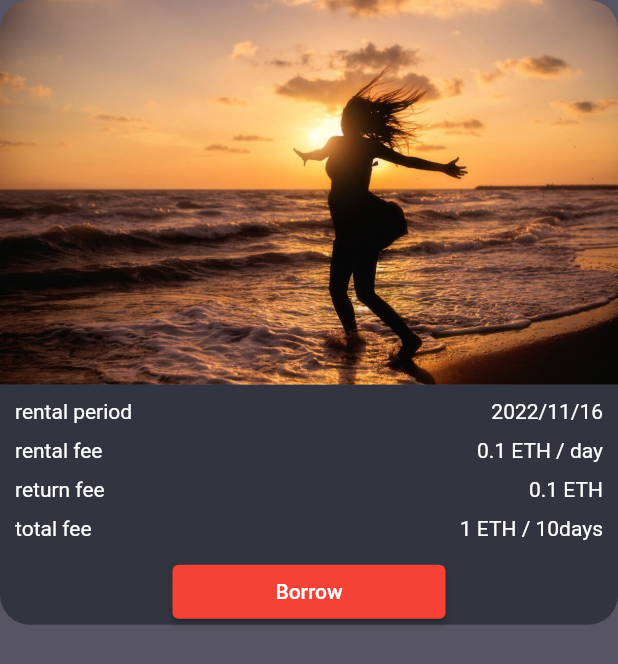
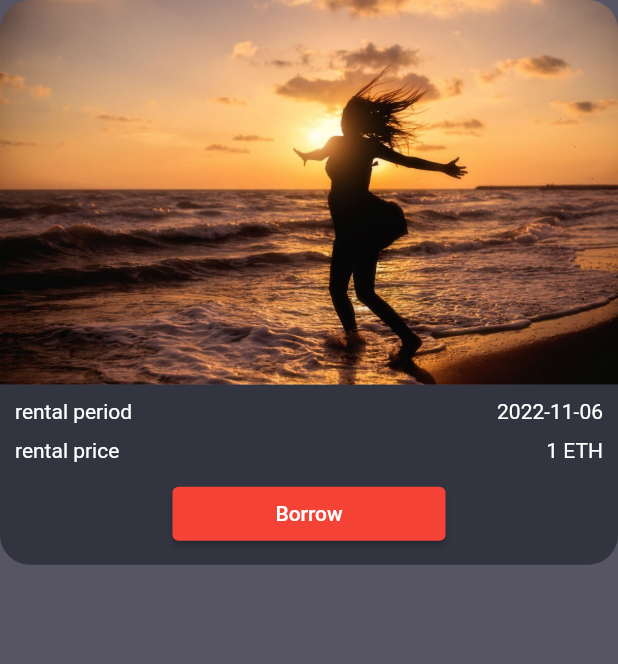
Before and after one commit to tokyo-web3-hackathon-team/lease, a Flutter app: the FeedCard widget shown alone on an empty page, opened directly with sample values from the repository, on a phone screen of 412 x 824 dp. Shown: the top 664 px of the screen. Run offline on Flutter 3.47's test engine with Material 2 defaults, Android fonts, the phone set to English and light mode, and no system bars; our stand-ins replace flutter_hooks, flutter_svg, freezed_annotation, hooks_riverpod; missing offline and left inert: flutter_web3; Roboto replaces fonts that are missing (Sofia Pro).

Commit message:
Offerの型からレンタル期限と利用料を取得できるようにした

```diff
--- a/nft_lending_page/lib/pages/explore_page.dart
+++ b/nft_lending_page/lib/pages/explore_page.dart
@@ -1,8 +1,10 @@
 import 'package:flutter/material.dart';
 import 'package:flutter_staggered_grid_view/flutter_staggered_grid_view.dart';
 import 'package:hooks_riverpod/hooks_riverpod.dart';
+import 'package:intl/intl.dart';
 import 'package:nft_lending_page/components/app_bar.dart' as app;
 import 'package:nft_lending_page/components/primary_button.dart';
+import 'package:nft_lending_page/models/offer.dart';
 import 'package:nft_lending_page/pages/routes.dart';
 import 'package:nft_lending_page/pages/screen_status.dart';
 
@@ -53,9 +55,9 @@ class ExplorePage extends HookConsumerWidget {
         crossAxisCount: _getCountForScreenType(screenStatus),
         crossAxisSpacing: AppConst.padding,
         mainAxisSpacing: AppConst.padding,
-        itemCount: dummyNFT.length,
+        itemCount: dummyOffer.length,
         itemBuilder: (ctx, index) {
-          return FeedCard(nft: dummyNFT[index]);
+          return FeedCard(offer: dummyOffer[index]);
         },
       ),
     );
@@ -72,22 +74,24 @@ class ExplorePage extends HookConsumerWidget {
 }
 
 class FeedCard extends StatelessWidget {
-  final NFT nft;
+  final Offer offer;
 
   const FeedCard({
     Key? key,
-    required this.nft,
+    required this.offer,
   }) : super(key: key);
 
   @override
   Widget build(BuildContext context) {
+    String dateTime = DateFormat('yyyy-MM-dd')
+        .format(DateTime.fromMillisecondsSinceEpoch(offer.rentalPeriod));
     return Column(
       children: [
         ClipRRect(
           borderRadius: const BorderRadius.only(
               topLeft: Radius.circular(20), topRight: Radius.circular(20)),
           child: Image.asset(
-            nft.imageUrl,
+            offer.imageUrl,
             fit: BoxFit.cover,
           ),
         ),
@@ -95,7 +99,7 @@ class FeedCard extends StatelessWidget {
           widthFactor: 1,
           child: Container(
             width: 100,
-            height: 160,
+            height: 120,
             decoration: const BoxDecoration(
               color: AppConst.colorGreyDark,
               borderRadius: BorderRadius.only(
@@ -106,13 +110,9 @@ class FeedCard extends StatelessWidget {
               padding: const EdgeInsets.all(10.0),
               child: Column(
                 children: [
-                  const RentalCondition(
-                      title: "rental period", value: "2022/11/16"),
-                  const RentalCondition(
-                      title: "rental fee", value: "0.1 ETH / day"),
-                  const RentalCondition(title: "return fee", value: "0.1 ETH"),
-                  const RentalCondition(
-                      title: "total fee", value: "1 ETH / 10days"),
+                  RentalCondition(title: "rental period", value: "${dateTime}"),
+                  RentalCondition(
+                      title: "rental price", value: "${offer.rentalPrice} ETH"),
                   PrimaryButton("Borrow", onPressed: () {
                     //
                   })
--- a/nft_lending_page/lib/providers.dart
+++ b/nft_lending_page/lib/providers.dart
@@ -1,9 +1,8 @@
 import 'package:hooks_riverpod/hooks_riverpod.dart';
 import 'package:nft_lending_page/models/menu/menu_controller.dart';
+import 'package:nft_lending_page/models/offer/offer_controller.dart';
 
 import 'models/wallet/wallet_controller.dart';
-
-import 'models/OfferController.dart';
 
 final menuProvider = StateNotifierProvider((ref) => MenuController());
 final offerProvider = StateNotifierProvider((ref) => OfferController());
```
Also changed, not shown: nft_lending_page/lib/data/dummy_nft.dart (+63 -41 lines), nft_lending_page/lib/models/offer/offer_controller.dart (added, +8 -0 lines).
